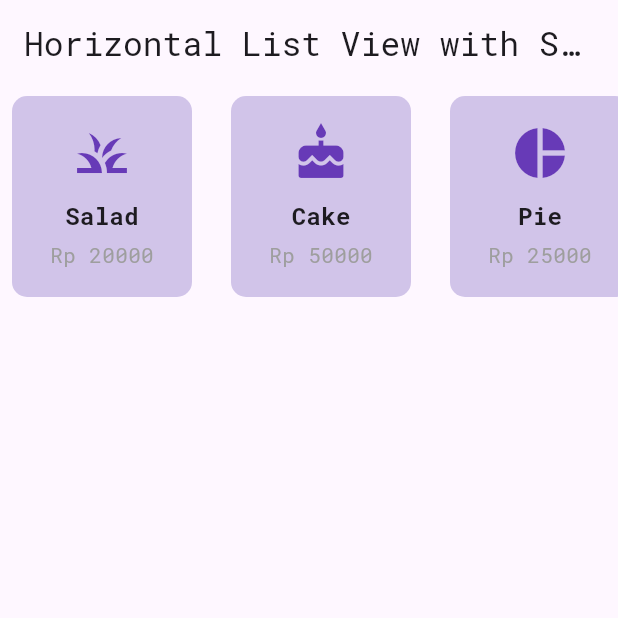
After one commit to abday-wong/week8rpl, a Flutter app: the screen it shows after launch, on a phone screen of 412 x 824 dp, the top half of it. The commit adds this screen. Run offline on Flutter 3.47's test engine with Material 3 defaults, Android fonts, the light colour scheme and no system bars.

Commit message:
nambahin listview horizontal

```diff
--- a/lib/main.dart
+++ b/lib/main.dart
@@ -1,6 +1,7 @@
 import 'package:flutter/material.dart';
 import 'package:uiweek8/homepage.dart';
 import 'package:uiweek8/pages/separate_list_view.dart';
+import 'package:uiweek8/pages/list_view_separate_horizontal.dart';
 
 void main() {                     // <--- Harus di luar class
   runApp(const MyApp());
@@ -20,7 +21,7 @@ class MyApp extends StatelessWidget {
           seedColor: Colors.deepPurple,
         ),
       ),
-      home: const listview(),
+      home: separatelistviewhorizontal(),
     );
   }
 }
--- /dev/null
+++ b/lib/pages/list_view_separate_horizontal.dart
@@ -0,0 +1,67 @@
+import 'package:flutter/material.dart';
+
+class separatelistviewhorizontal extends StatelessWidget {
+  final List<Map<String, dynamic>> products = [
+    {'name': 'Salad', 'Price': 20000, 'Icon': Icons.grass},
+    {'name': 'Cake', 'Price': 50000, 'Icon': Icons.cake},
+    {'name': 'Pie', 'Price': 25000, 'Icon': Icons.pie_chart},
+    {'name': 'Smoothie', 'Price': 15000, 'Icon': Icons.local_drink_rounded},
+  ];
+   separatelistviewhorizontal({super.key});
+
+  @override
+  Widget build(BuildContext context) {
+    return Scaffold(
+      appBar: AppBar(
+        title: const Text("Horizontal List View with Separator"),
+      ),
+      body: SizedBox(
+        height: 150,
+        child: ListView.separated(
+          scrollDirection: Axis.horizontal,
+          itemCount: products.length,
+          itemBuilder: (context, index) {
+            final product = products[index];
+            return Container(
+              width: 120,
+              margin: const EdgeInsets.all(8.0),
+              decoration: BoxDecoration(
+                color: Colors.deepPurple[100],
+                borderRadius: BorderRadius.circular(10),
+              ),
+              child: Column(
+                mainAxisAlignment: MainAxisAlignment.center,
+                children: [
+                  Icon(
+                    product['Icon'],
+                    size: 40,
+                    color: Colors.deepPurple,
+                  ),
+                  const SizedBox(height: 10),
+                  Text(
+                    product['name'],
+                    style: const TextStyle(
+                      fontSize: 16,
+                      fontWeight: FontWeight.bold,
+                    ),
+                  ),
+                  const SizedBox(height: 5),
+                  Text(
+                    'Rp ${product['Price']}',
+                    style: const TextStyle(
+                      fontSize: 14,
+                      color: Colors.grey,
+                    ),
+                  ),
+                ],
+              ),
+            );
+          },
+          separatorBuilder: (context, index) {
+            return const SizedBox(width: 10);
+          },
+        ),
+      ),
+    );
+  }
+}
```
